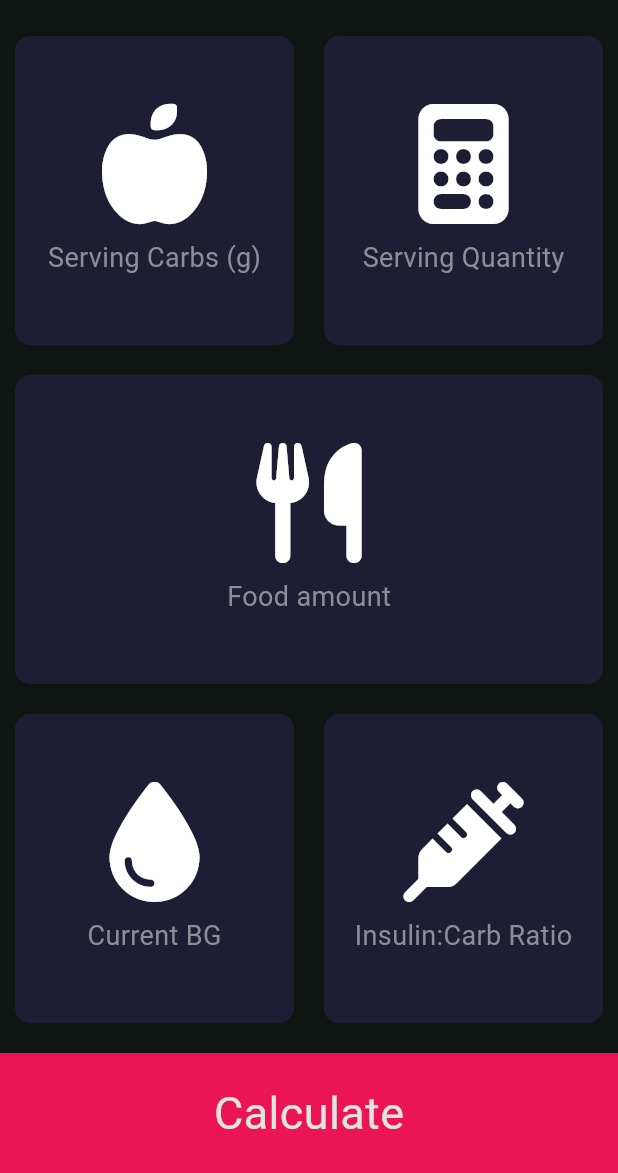
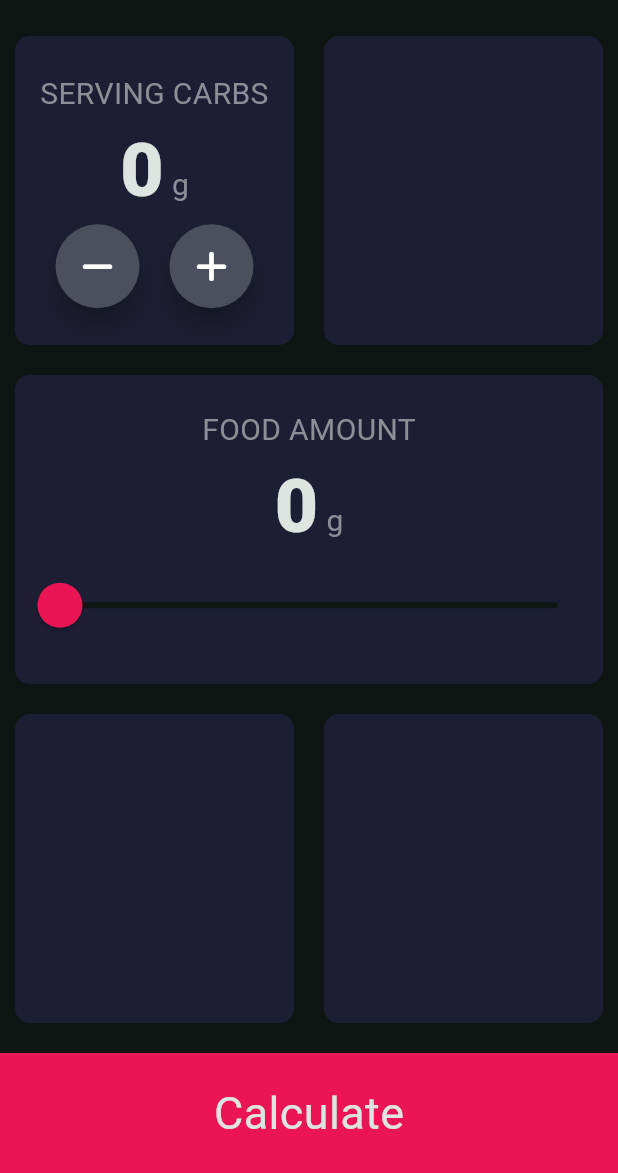
Before and after one commit to michellejw/bolus-calculator, a Flutter app: the screen it shows after launch, on a phone screen of 412 x 824 dp, the part 63-1236 px from its top. Run offline on Flutter 3.47's test engine with Material 3 defaults, Android fonts, the phone set to English and light mode, and no system bars; drawn by our look-alikes of flip_card; our stand-ins replace font_awesome_flutter, gap.

Commit message:
revise card plan, no flipping

```diff
--- a/lib/constants.dart
+++ b/lib/constants.dart
@@ -1,11 +1,12 @@
 import 'package:flutter/material.dart';
 
 const kMainCardColor = Color(0xFF1D1E33);
-const kBottomBarColor = Color(0xFFEB1555);
+const kAccentColor = Color(0xFFEB1555);
+const kAccentTransparentColor = Color(0x29EB1555);
 const kBottomBarHeight = 80.0;
 
 const kLabelTextStyle = TextStyle(
-  fontSize: 18.0,
+  fontSize: 20.0,
   color: Color(0xFF8D8E98),
 );
 
--- a/lib/input_page.dart
+++ b/lib/input_page.dart
@@ -1,9 +1,8 @@
 import 'package:flutter/material.dart';
 import 'package:font_awesome_flutter/font_awesome_flutter.dart';
-import 'icon_content.dart';
 import 'reusable_card.dart';
-import 'package:flip_card/flip_card.dart';
 import 'constants.dart';
+import 'package:gap/gap.dart';
 
 class InputPage extends StatefulWidget {
   const InputPage({super.key, required this.title});
@@ -16,6 +15,7 @@ class InputPage extends StatefulWidget {
 
 class _InputPageState extends State<InputPage> {
   int foodAmount = 0;
+  int servingCarbs = 0;
 
   @override
   Widget build(BuildContext context) {
@@ -30,80 +30,79 @@ class _InputPageState extends State<InputPage> {
       ),
       body: Column(
         children: [
-          const Expanded(
+          Expanded(
             child: Row(
               children: [
                 Expanded(
-                  child: FlipCard(
-                    fill: Fill.fillBack,
-                    direction: FlipDirection.HORIZONTAL, // default
-                    side: CardSide.FRONT, // The side to initially display.
-                    front: ReusableCard(
+                  child: ReusableCard(
                     cardColor: kMainCardColor,
-                      cardChild: IconContent(
-                        cardIcon: FontAwesomeIcons.appleWhole,
-                        cardText: 'Serving Carbs (g)',
+                    cardChild: Column(
+                      mainAxisAlignment: MainAxisAlignment.center,
+                      children: [
+                        const Text(
+                          'SERVING CARBS',
+                          style: kLabelTextStyle,
+                          textAlign: TextAlign.center,
+                        ),
+                        Row(
+                          mainAxisAlignment: MainAxisAlignment.center,
+                          textBaseline: TextBaseline.alphabetic,
+                          crossAxisAlignment: CrossAxisAlignment.baseline,
+                          children: [
+                            Text(
+                              servingCarbs.toString(),
+                              style: kNumberTextStyle,
+                            ),
+                            Text(
+                              ' g',
+                              style: kLabelTextStyle,
+                            )
+                          ],
+                        ),
+                        Row(
+                          mainAxisAlignment: MainAxisAlignment.center,
+                          children: [
+                            FloatingActionButton(
+                              onPressed: () {},
+                              shape: const CircleBorder(),
+                              backgroundColor: const Color(0xFF4C4F5E),
+                              child: const Icon(
+                                FontAwesomeIcons.minus,
+                                color: Colors.white,
                               ),
                             ),
-                    back: ReusableCard(
-                      cardColor: kMainCardColor,
-                      cardChild: Center(
-                        child: Text(
-                          'Back of card!',
-                          style: TextStyle(fontSize: 25.0),
+                            Gap(20.0),
+                            FloatingActionButton(
+                              onPressed: () {},
+                              shape: const CircleBorder(),
+                              backgroundColor: Color(0xFF4C4F5E),
+                              child: const Icon(
+                                FontAwesomeIcons.plus,
+                                color: Colors.white,
+                              ),
+                            ),
+                          ],
+                        )
+                      ],
                     ),
                   ),
                 ),
-                  ),
-                ),
-                Expanded(
-                  child: FlipCard(
-                    fill: Fill.fillBack,
-                    direction: FlipDirection.HORIZONTAL, // default
-                    side: CardSide.FRONT, // The side to initially display.
-                    front: ReusableCard(
+                const Expanded(
+                  child: ReusableCard(
                     cardColor: kMainCardColor,
-                      cardChild: IconContent(
-                        cardIcon: FontAwesomeIcons.calculator,
-                        cardText: 'Serving Quantity',
-                      ),
-                    ),
-                    back: ReusableCard(
-                      cardColor: kMainCardColor,
-                      cardChild: Center(
-                        child: Text(
-                          'Back of card!',
-                          style: TextStyle(fontSize: 25.0),
-                        ),
-                      ),
-                    ),
                   ),
                 ),
               ],
             ),
           ),
           Expanded(
-            child: Row(
-              children: [
-                Expanded(
-                  child: FlipCard(
-                    fill: Fill.fillBack,
-                    direction: FlipDirection.HORIZONTAL, // default
-                    side: CardSide.FRONT, // The side to initially display.
-                    front: const ReusableCard(
-                      cardColor: kMainCardColor,
-                      cardChild: IconContent(
-                        cardIcon: FontAwesomeIcons.utensils,
-                        cardText: 'Food amount',
-                      ),
-                    ),
-                    back: ReusableCard(
+            child: ReusableCard(
               cardColor: kMainCardColor,
               cardChild: Column(
                 mainAxisAlignment: MainAxisAlignment.center,
                 children: [
                   const Text(
-                            'Enter Food Amount',
+                    'FOOD AMOUNT',
                     style: kLabelTextStyle,
                   ),
                   Row(
@@ -111,87 +110,60 @@ class _InputPageState extends State<InputPage> {
                     crossAxisAlignment: CrossAxisAlignment.baseline,
                     textBaseline: TextBaseline.alphabetic,
                     children: [
-                              SizedBox(
-                                width: 150.0,
-                                child: TextField(
+                      Text(
+                        foodAmount.toString(),
                         style: kNumberTextStyle,
-                                  textAlign: TextAlign.center,
-                                  keyboardType: TextInputType.number,
-                                  // decoration: InputDecoration(
-                                  //   hintText: foodAmount.toString(),
-                                  // ),
-                                  onChanged: (value) {
+                      ),
+                      const Text(
+                        ' g',
+                        style: kLabelTextStyle,
+                      ),
+                    ],
+                  ),
+                  SliderTheme(
+                    data: SliderTheme.of(context).copyWith(
+                      activeTrackColor: Colors.white,
+                      thumbColor: kAccentColor,
+                      thumbShape: const RoundSliderThumbShape(
+                        enabledThumbRadius: 15,
+                      ),
+                      overlayShape: const RoundSliderOverlayShape(
+                        overlayRadius: 30,
+                      ),
+                      overlayColor: kAccentTransparentColor,
+                    ),
+                    child: Slider(
+                      value: foodAmount.toDouble(),
+                      min: 0,
+                      max: 100,
+                      onChanged: (double newValue) {
                         setState(() {
-                                      foodAmount = int.parse(value);
+                          foodAmount = newValue.toInt();
                         });
                       },
                     ),
                   ),
-                              const Text('grams'),
                 ],
               ),
-                        ],
-                      ),
-                    ),
-                  ),
-                ),
-              ],
             ),
           ),
           const Expanded(
             child: Row(
               children: [
                 Expanded(
-                  child: FlipCard(
-                    fill: Fill.fillBack,
-                    direction: FlipDirection.HORIZONTAL, // default
-                    side: CardSide.FRONT, // The side to initially display.
-                    front: ReusableCard(
+                  child: ReusableCard(
                     cardColor: kMainCardColor,
-                      cardChild: IconContent(
-                        cardIcon: FontAwesomeIcons.droplet,
-                        cardText: 'Current BG',
-                      ),
-                    ),
-                    back: ReusableCard(
-                      cardColor: kMainCardColor,
-                      cardChild: Center(
-                        child: Text(
-                          'Back of card!',
-                          style: TextStyle(fontSize: 25.0),
-                        ),
-                      ),
-                    ),
                   ),
                 ),
                 Expanded(
-                  child: FlipCard(
-                    fill: Fill.fillBack,
-                    direction: FlipDirection.HORIZONTAL, // default
-                    side: CardSide.FRONT, // The side to initially display.
-                    front: ReusableCard(
+                    child: ReusableCard(
                   cardColor: kMainCardColor,
-                      cardChild: IconContent(
-                        cardIcon: FontAwesomeIcons.syringe,
-                        cardText: 'Insulin:Carb Ratio',
-                      ),
-                    ),
-                    back: ReusableCard(
-                      cardColor: kMainCardColor,
-                      cardChild: Center(
-                        child: Text(
-                          'Back of card!',
-                          style: TextStyle(fontSize: 25.0),
-                        ),
-                      ),
-                    ),
-                  ),
-                ),
+                )),
               ],
             ),
           ),
           Container(
-            color: kBottomBarColor,
+            color: kAccentColor,
             height: kBottomBarHeight,
             width: double.infinity,
             margin: const EdgeInsets.only(top: 10.0),
```
Also changed, not shown: lib/input_page-old.dart (added, +211 -0 lines), 3 other files. Lines whose indentation alone changed are shown as unchanged.
